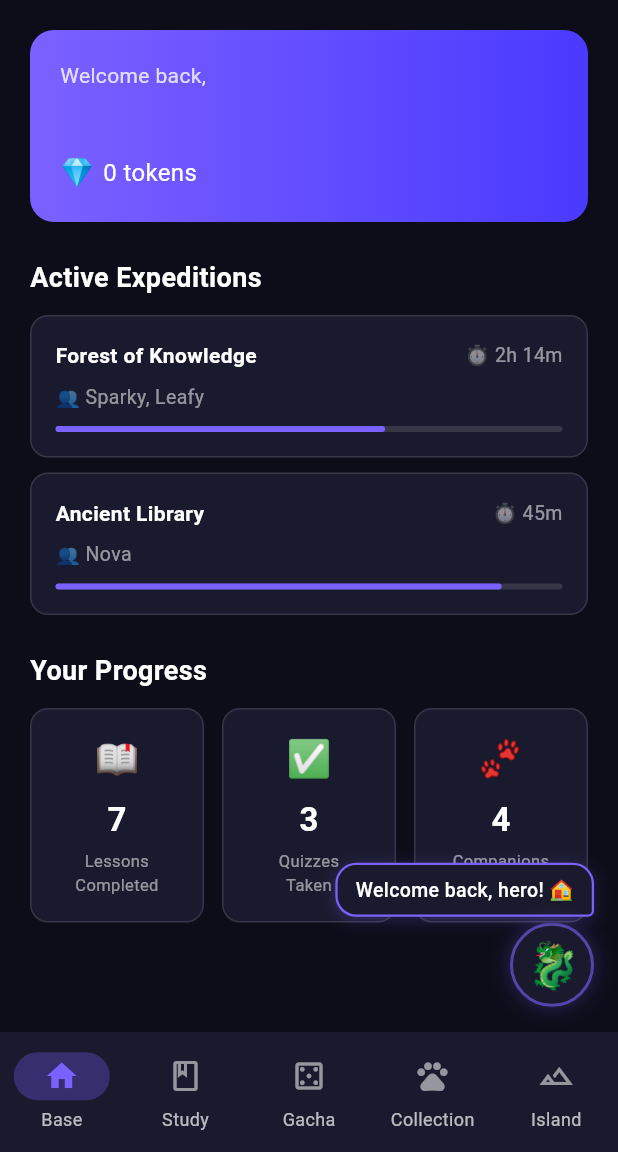
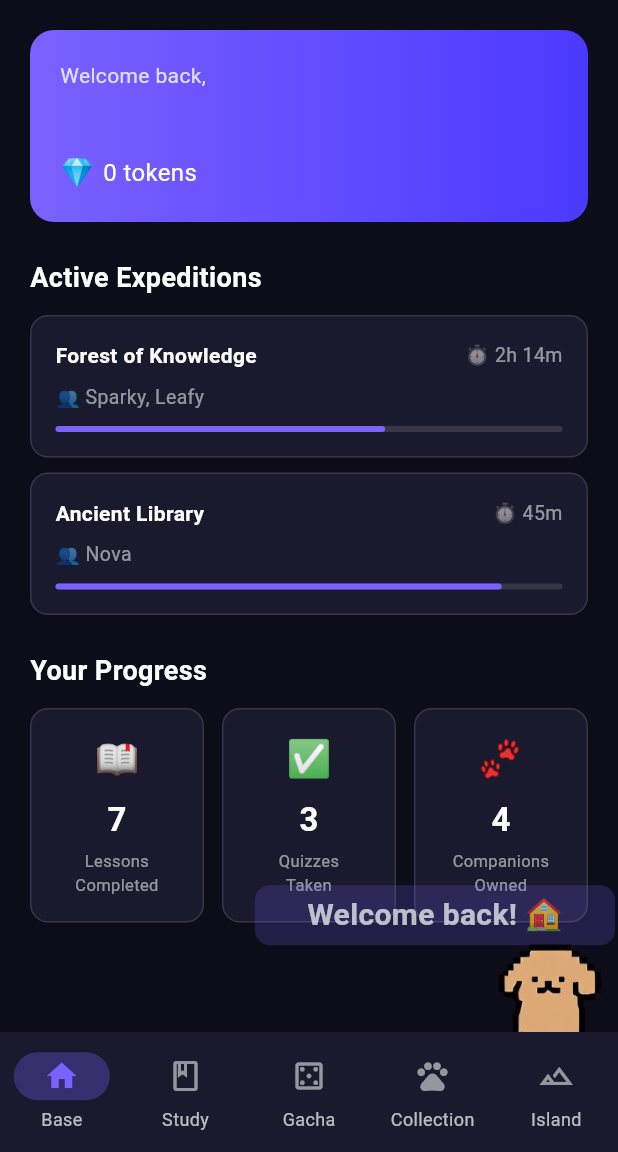
Before and after one commit to Ryanli-BP/Study-Quest, a Flutter app: the HomeScreen screen opened directly, on a phone screen of 412 x 824 dp, the part 84-1236 px from its top. Run offline on Flutter 3.47's test engine with Material 3 defaults, Android fonts, the phone set to English and light mode, and no system bars; our stand-ins replace file_picker, flutter_markdown, shared_preferences; accounts and stored records are empty.

Commit message:
Added companion

```diff
--- /dev/null
+++ b/frontend/lib/components/companion.dart
@@ -0,0 +1,83 @@
+import 'package:flutter/material.dart';
+
+class Companion extends StatefulWidget {
+  final String imagePath;
+  final String text;
+  const Companion({super.key, required this.imagePath, required this.text});
+
+  @override
+  State<Companion> createState() => _CompanionState();
+}
+
+class _CompanionState extends State<Companion>
+    with SingleTickerProviderStateMixin {
+  late final AnimationController _animController;
+  late final Animation<Offset> _offsetAnimation;
+
+  @override
+  void initState() {
+    super.initState();
+    _animController = AnimationController(
+      vsync: this,
+      duration: const Duration(milliseconds: 1200),
+    )..repeat(reverse: true);
+
+    _offsetAnimation = Tween<Offset>(
+      begin: const Offset(0, 0.05),
+      end: const Offset(0, -0.05),
+    ).animate(
+      CurvedAnimation(parent: _animController, curve: Curves.easeInOut),
+    );
+  }
+
+  @override
+  Widget build(BuildContext context) {
+    return // Bottom animated image that slides up/down
+    Positioned(
+      left: 170,
+      bottom: -50,
+      child: SlideTransition(
+        position: _offsetAnimation,
+        child: Stack(
+          children: [
+            Container(
+              width: 240,
+              height: 40,
+              decoration: BoxDecoration(
+                color: const Color(0xFF7B61FF).withOpacity(0.2),
+                borderRadius: BorderRadius.circular(10.0),
+              ),
+              child: Center(
+                child: Text(
+                  widget.text,
+                  style: TextStyle(
+                    color: Colors.white70,
+                    fontSize: 20,
+                    fontWeight: FontWeight.bold,
+                  ),
+                ),
+              ),
+            ),
+            Padding(
+              padding: const EdgeInsets.only(left: 120.0),
+              child: SizedBox(
+                width: 150,
+                height: 150,
+                child: Image.asset(
+                  "assets/images/${widget.imagePath}.png",
+                  fit: BoxFit.contain,
+                ),
+              ),
+            ),
+          ],
+        ),
+      ),
+    );
+  }
+
+  @override
+  void dispose() {
+    _animController.dispose();
+    super.dispose();
+  }
+}
--- a/frontend/lib/screens/auth/login_screen.dart
+++ b/frontend/lib/screens/auth/login_screen.dart
@@ -1,5 +1,7 @@
 import 'package:flutter/material.dart';
+import 'package:frontend/components/companion.dart';
 import 'package:provider/provider.dart';
+
 import '../../providers/auth_provider.dart';
 
 class LoginScreen extends StatefulWidget {
@@ -34,7 +36,10 @@ class _LoginScreenState extends State<LoginScreen> {
     final auth = context.watch<AuthProvider>();
     return Scaffold(
       backgroundColor: const Color(0xFF0D0D1A),
-      body: Center(
+      body: Stack(
+        children: [
+          Positioned.fill(
+            child: Center(
               child: SingleChildScrollView(
                 padding: const EdgeInsets.all(32),
                 child: ConstrainedBox(
@@ -46,25 +51,39 @@ class _LoginScreenState extends State<LoginScreen> {
                       children: [
                         const Text('📚', style: TextStyle(fontSize: 64)),
                         const SizedBox(height: 12),
-                  Text('StudyQuest',
-                      style: Theme.of(context)
-                          .textTheme
-                          .headlineLarge
-                          ?.copyWith(color: Colors.white, fontWeight: FontWeight.bold)),
+                        Text(
+                          'StudyQuest',
+                          style: Theme.of(
+                            context,
+                          ).textTheme.headlineLarge?.copyWith(
+                            color: Colors.white,
+                            fontWeight: FontWeight.bold,
+                          ),
+                        ),
                         const SizedBox(height: 4),
-                  Text('AI Learning Companion',
-                      style: TextStyle(color: Colors.white54, fontSize: 14)),
+                        Text(
+                          'AI Learning Companion',
+                          style: TextStyle(color: Colors.white54, fontSize: 14),
+                        ),
                         const SizedBox(height: 40),
-                  _Field(controller: _usernameCtrl, label: 'Username', icon: Icons.person),
+                        _Field(
+                          controller: _usernameCtrl,
+                          label: 'Username',
+                          icon: Icons.person,
+                        ),
                         const SizedBox(height: 16),
                         _Field(
                           controller: _passwordCtrl,
                           label: 'Password',
                           icon: Icons.lock,
-                      obscure: true),
+                          obscure: true,
+                        ),
                         if (_error != null) ...[
                           const SizedBox(height: 12),
-                    Text(_error!, style: const TextStyle(color: Colors.redAccent)),
+                          Text(
+                            _error!,
+                            style: const TextStyle(color: Colors.redAccent),
+                          ),
                         ],
                         const SizedBox(height: 24),
                         SizedBox(
@@ -75,19 +94,30 @@ class _LoginScreenState extends State<LoginScreen> {
                             style: ElevatedButton.styleFrom(
                               backgroundColor: const Color(0xFF7B61FF),
                               shape: RoundedRectangleBorder(
-                            borderRadius: BorderRadius.circular(12)),
+                                borderRadius: BorderRadius.circular(12),
                               ),
-                      child: auth.loading
-                          ? const CircularProgressIndicator(color: Colors.white)
-                          : const Text('Login',
-                              style: TextStyle(fontSize: 16, color: Colors.white)),
+                            ),
+                            child:
+                                auth.loading
+                                    ? const CircularProgressIndicator(
+                                      color: Colors.white,
+                                    )
+                                    : const Text(
+                                      'Login',
+                                      style: TextStyle(
+                                        fontSize: 16,
+                                        color: Colors.white,
+                                      ),
+                                    ),
                           ),
                         ),
                         const SizedBox(height: 16),
                         TextButton(
                           onPressed: widget.onGoRegister,
-                    child: const Text("Don't have an account? Register",
-                        style: TextStyle(color: Color(0xFF7B61FF))),
+                          child: const Text(
+                            "Don't have an account? Register",
+                            style: TextStyle(color: Color(0xFF7B61FF)),
+                          ),
                         ),
                       ],
                     ),
@@ -95,7 +125,18 @@ class _LoginScreenState extends State<LoginScreen> {
                 ),
               ),
             ),
+          ),
+          Companion(imagePath: "brown_dog", text: "Hello World!"),
+        ],
+      ),
     );
+  }
+
+  @override
+  void dispose() {
+    _usernameCtrl.dispose();
+    _passwordCtrl.dispose();
+    super.dispose();
   }
 }
 
--- a/frontend/lib/screens/home/home_screen.dart
+++ b/frontend/lib/screens/home/home_screen.dart
@@ -1,11 +1,12 @@
-import 'dart:math';
 import 'package:flutter/material.dart';
+import 'package:frontend/components/companion.dart';
 import 'package:provider/provider.dart';
+
 import '../../providers/auth_provider.dart';
+import '../gacha/collection_screen.dart';
+import '../gacha/gacha_screen.dart';
+import '../game/base_game_screen.dart';
 import '../study/study_screen.dart';
-import '../gacha/gacha_screen.dart';
-import '../gacha/collection_screen.dart';
-import '../game/base_game_screen.dart';
 
 class HomeScreen extends StatefulWidget {
   const HomeScreen({super.key});
@@ -33,8 +34,10 @@ class _HomeScreenState extends State<HomeScreen> {
       appBar: AppBar(
         backgroundColor: const Color(0xFF1A1A2E),
         elevation: 0,
-        title: const Text('StudyQuest',
-            style: TextStyle(color: Colors.white, fontWeight: FontWeight.bold)),
+        title: const Text(
+          'StudyQuest',
+          style: TextStyle(color: Colors.white, fontWeight: FontWeight.bold),
+        ),
         actions: [
           // Token display
           Container(
@@ -49,9 +52,13 @@ class _HomeScreenState extends State<HomeScreen> {
               children: [
                 const Text('💎', style: TextStyle(fontSize: 16)),
                 const SizedBox(width: 6),
-                Text('${auth.tokens}',
+                Text(
+                  '${auth.tokens}',
                   style: const TextStyle(
-                        color: Colors.white, fontWeight: FontWeight.bold)),
+                    color: Colors.white,
+                    fontWeight: FontWeight.bold,
+                  ),
+                ),
               ],
             ),
           ),
@@ -65,7 +72,7 @@ class _HomeScreenState extends State<HomeScreen> {
         fit: StackFit.expand,
         children: [
           _screens[_tab],
-          _TabCompanion(tabIndex: _tab),
+          Companion(imagePath: "brown_dog", text: _tabMessages[_tab]),
         ],
       ),
       bottomNavigationBar: NavigationBar(
@@ -77,23 +84,28 @@ class _HomeScreenState extends State<HomeScreen> {
           NavigationDestination(
             icon: Icon(Icons.home_outlined, color: Colors.white54),
             selectedIcon: Icon(Icons.home, color: Color(0xFF7B61FF)),
-              label: 'Base'),
+            label: 'Base',
+          ),
           NavigationDestination(
             icon: Icon(Icons.book_outlined, color: Colors.white54),
             selectedIcon: Icon(Icons.book, color: Color(0xFF7B61FF)),
-              label: 'Study'),
+            label: 'Study',
+          ),
           NavigationDestination(
             icon: Icon(Icons.casino_outlined, color: Colors.white54),
             selectedIcon: Icon(Icons.casino, color: Color(0xFF7B61FF)),
-              label: 'Gacha'),
+            label: 'Gacha',
+          ),
           NavigationDestination(
             icon: Icon(Icons.pets_outlined, color: Colors.white54),
             selectedIcon: Icon(Icons.pets, color: Color(0xFF7B61FF)),
-              label: 'Collection'),
+            label: 'Collection',
+          ),
           NavigationDestination(
             icon: Icon(Icons.landscape_outlined, color: Colors.white54),
             selectedIcon: Icon(Icons.landscape, color: Color(0xFF7B61FF)),
-              label: 'Island'),
+            label: 'Island',
+          ),
         ],
       ),
     );
@@ -105,118 +117,12 @@ class _HomeScreenState extends State<HomeScreen> {
 // ---------------------------------------------------------------------------
 
 const _tabMessages = [
-  "Welcome back, hero! 🏠",
+  "Welcome back! 🏠",
   "Let's get studying! 📖",
   "Ready to pull? ✨",
   "Check out your crew! 🐾",
   "Adventure awaits! 🗺️",
 ];
-
-class _TabCompanion extends StatefulWidget {
-  final int tabIndex;
-  const _TabCompanion({required this.tabIndex});
-
-  @override
-  State<_TabCompanion> createState() => _TabCompanionState();
-}
-
-class _TabCompanionState extends State<_TabCompanion>
-    with SingleTickerProviderStateMixin {
-  late final AnimationController _bob;
-
-  @override
-  void initState() {
-    super.initState();
-    _bob = AnimationController(
-      vsync: this,
-      duration: const Duration(seconds: 2),
-    )..repeat(reverse: true);
-  }
-
-  @override
-  void dispose() {
-    _bob.dispose();
-    super.dispose();
-  }
-
-  @override
-  Widget build(BuildContext context) {
-    final message = _tabMessages[widget.tabIndex];
-
-    return Positioned(
-      right: 16,
-      bottom: 16,
-      child: AnimatedBuilder(
-        animation: _bob,
-        builder: (context, child) {
-          final offset = sin(_bob.value * pi) * 5;
-          return Transform.translate(
-            offset: Offset(0, -offset),
-            child: child,
-          );
-        },
-        child: Column(
-          crossAxisAlignment: CrossAxisAlignment.end,
-          mainAxisSize: MainAxisSize.min,
-          children: [
-            // Speech bubble
-            Container(
-              constraints: const BoxConstraints(maxWidth: 180),
-              padding: const EdgeInsets.symmetric(horizontal: 12, vertical: 8),
-              decoration: BoxDecoration(
-                color: const Color(0xFF1A1A2E),
-                borderRadius: const BorderRadius.only(
-                  topLeft: Radius.circular(14),
-                  topRight: Radius.circular(14),
-                  bottomLeft: Radius.circular(14),
-                  bottomRight: Radius.circular(4),
-                ),
-                border: Border.all(color: const Color(0xFF7B61FF), width: 1.5),
-                boxShadow: [
-                  BoxShadow(
-                    color: const Color(0xFF7B61FF).withOpacity(0.25),
-                    blurRadius: 8,
-                    offset: const Offset(0, 2),
-                  ),
-                ],
-              ),
-              child: Text(
-                message,
-                style: const TextStyle(
-                  color: Colors.white,
-                  fontSize: 13,
-                  fontWeight: FontWeight.w500,
-                  height: 1.3,
-                ),
-              ),
-            ),
-            const SizedBox(height: 4),
-            // Companion emoji
-            Container(
-              width: 56,
-              height: 56,
-              decoration: BoxDecoration(
-                color: const Color(0xFF1A1A2E),
-                shape: BoxShape.circle,
-                border: Border.all(
-                    color: const Color(0xFF7B61FF).withOpacity(0.6), width: 2),
-                boxShadow: [
-                  BoxShadow(
-                    color: const Color(0xFF7B61FF).withOpacity(0.3),
-                    blurRadius: 10,
-                  ),
-                ],
-              ),
-              child: const Center(
-                child: Text('🐉', style: TextStyle(fontSize: 30)),
-              ),
-            ),
-          ],
-        ),
-      ),
-    );
-  }
-}
 
 // ---------------------------------------------------------------------------
 // Base tab — shows companions + mock expedition
@@ -245,20 +151,30 @@ class _BaseTab extends StatelessWidget {
             child: Column(
               crossAxisAlignment: CrossAxisAlignment.start,
               children: [
-                Text('Welcome back,',
-                    style: TextStyle(color: Colors.white.withOpacity(0.8), fontSize: 14)),
-                Text(auth.user?['username'] ?? '',
+                Text(
+                  'Welcome back,',
+                  style: TextStyle(
+                    color: Colors.white.withOpacity(0.8),
+                    fontSize: 14,
+                  ),
+                ),
+                Text(
+                  auth.user?['username'] ?? '',
                   style: const TextStyle(
                     color: Colors.white,
                     fontSize: 24,
-                        fontWeight: FontWeight.bold)),
+                    fontWeight: FontWeight.bold,
+                  ),
+                ),
                 const SizedBox(height: 8),
                 Row(
                   children: [
                     const Text('💎', style: TextStyle(fontSize: 18)),
                     const SizedBox(width: 6),
-                    Text('${auth.tokens} tokens',
-                        style: const TextStyle(color: Colors.white, fontSize: 16)),
+                    Text(
+                      '${auth.tokens} tokens',
+                      style: const TextStyle(color: Colors.white, fontSize: 16),
+                    ),
                   ],
                 ),
               ],
@@ -289,11 +205,29 @@ class _BaseTab extends StatelessWidget {
           const SizedBox(height: 12),
           Row(
             children: [
-              Expanded(child: _StatCard(label: 'Lessons\nCompleted', value: '7', icon: '📖')),
+              Expanded(
+                child: _StatCard(
+                  label: 'Lessons\nCompleted',
+                  value: '7',
+                  icon: '📖',
+                ),
+              ),
               const SizedBox(width: 12),
-              Expanded(child: _StatCard(label: 'Quizzes\nTaken', value: '3', icon: '✅')),
+              Expanded(
+                child: _StatCard(
+                  label: 'Quizzes\nTaken',
+                  value: '3',
+                  icon: '✅',
+                ),
+              ),
               const SizedBox(width: 12),
-              Expanded(child: _StatCard(label: 'Companions\nOwned', value: '4', icon: '🐾')),
+              Expanded(
+                child: _StatCard(
+                  label: 'Companions\nOwned',
+                  value: '4',
+                  icon: '🐾',
+                ),
+              ),
             ],
           ),
         ],
@@ -308,9 +242,14 @@ class _SectionHeader extends StatelessWidget {
 
   @override
   Widget build(BuildContext context) {
-    return Text(title,
+    return Text(
+      title,
       style: const TextStyle(
-            color: Colors.white, fontSize: 18, fontWeight: FontWeight.bold));
+        color: Colors.white,
+        fontSize: 18,
+        fontWeight: FontWeight.bold,
+      ),
+    );
   }
 }
 
@@ -342,22 +281,29 @@ class _ExpeditionCard extends StatelessWidget {
           Row(
             mainAxisAlignment: MainAxisAlignment.spaceBetween,
             children: [
-              Text(name,
+              Text(
+                name,
                 style: const TextStyle(
-                      color: Colors.white, fontWeight: FontWeight.bold)),
-              Text('⏱ $timeLeft',
-                  style: const TextStyle(color: Colors.white54, fontSize: 13)),
+                  color: Colors.white,
+                  fontWeight: FontWeight.bold,
+                ),
+              ),
+              Text(
+                '⏱ $timeLeft',
+                style: const TextStyle(color: Colors.white54, fontSize: 13),
+              ),
             ],
           ),
           const SizedBox(height: 8),
-          Text('👥 ${companions.join(', ')}',
-              style: const TextStyle(color: Colors.white54, fontSize: 13)),
+          Text(
+            '👥 ${companions.join(', ')}',
+            style: const TextStyle(color: Colors.white54, fontSize: 13),
+          ),
           const SizedBox(height: 10),
           LinearProgressIndicator(
             value: progress,
             backgroundColor: Colors.white12,
-            valueColor:
-                const AlwaysStoppedAnimation<Color>(Color(0xFF7B61FF)),
+            valueColor: const AlwaysStoppedAnimation<Color>(Color(0xFF7B61FF)),
             borderRadius: BorderRadius.circular(4),
           ),
         ],
@@ -371,8 +317,11 @@ class _StatCard extends StatelessWidget {
   final String value;
   final String icon;
 
-  const _StatCard(
-      {required this.label, required this.value, required this.icon});
+  const _StatCard({
+    required this.label,
+    required this.value,
+    required this.icon,
+  });
 
   @override
   Widget build(BuildContext context) {
@@ -387,15 +336,20 @@ class _StatCard extends StatelessWidget {
         children: [
           Text(icon, style: const TextStyle(fontSize: 24)),
           const SizedBox(height: 8),
-          Text(value,
+          Text(
+            value,
             style: const TextStyle(
               color: Colors.white,
               fontSize: 22,
-                  fontWeight: FontWeight.bold)),
+              fontWeight: FontWeight.bold,
+            ),
+          ),
           const SizedBox(height: 4),
-          Text(label,
+          Text(
+            label,
             textAlign: TextAlign.center,
-              style: const TextStyle(color: Colors.white54, fontSize: 11)),
+            style: const TextStyle(color: Colors.white54, fontSize: 11),
+          ),
         ],
       ),
     );
--- a/frontend/pubspec.yaml
+++ b/frontend/pubspec.yaml
@@ -1,6 +1,6 @@
 name: frontend
 description: "AI Learning Companion - HackLondon 2026"
-publish_to: 'none'
+publish_to: "none"
 version: 1.0.0+1
 
 environment:
@@ -26,3 +26,5 @@ dev_dependencies:
 
 flutter:
   uses-material-design: true
+  assets:
+    - assets/images/
```
Also changed, not shown: frontend/assets/images/brown_dog.png (added). Lines whose indentation alone changed are shown as unchanged.
